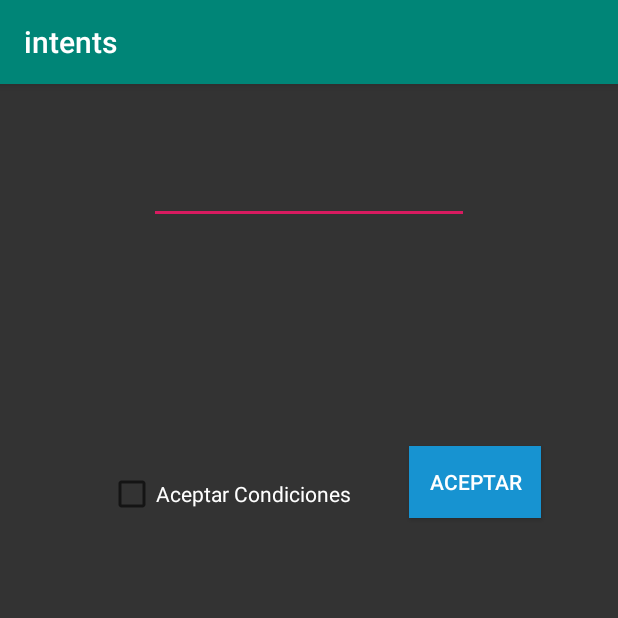
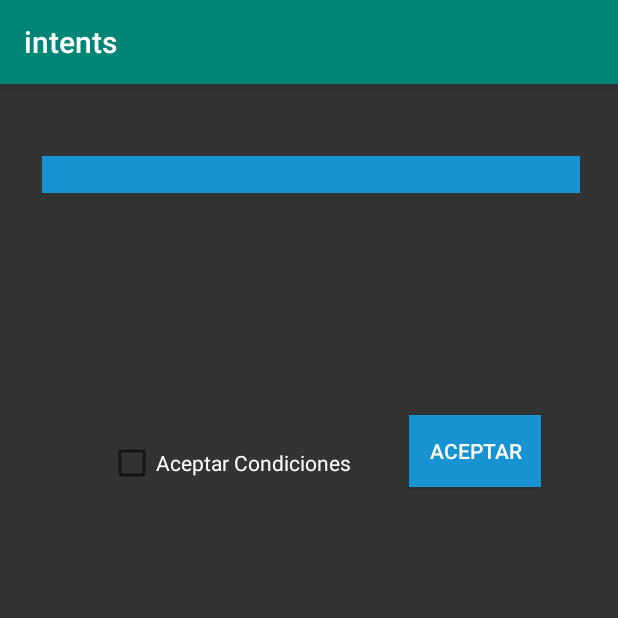
Before and after one commit to conandoel/Intents, an Android app: the CondicionesActivity screen opened directly, with no data from a screen before it, on a phone screen of 412 x 824 dp, the top half of it. Run offline under Robolectric (Android 15) with nearby library versions, the phone set to English and light mode, and no system bars.

Commit message:
Secreo activity de usuario nuevo

```diff
--- a/app/src/main/AndroidManifest.xml
+++ b/app/src/main/AndroidManifest.xml
@@ -9,7 +9,8 @@
         android:roundIcon="@mipmap/ic_launcher_round"
         android:supportsRtl="true"
         android:theme="@style/AppTheme">
-        <activity android:name=".CondicionesActivity"></activity>
+        <activity android:name=".NUsuarioActivity"></activity>
+        <activity android:name=".CondicionesActivity" />
         <activity android:name=".AcercaActivity" />
         <activity android:name=".HomeActivity" />
         <activity android:name=".MainActivity">
--- a/app/src/main/res/layout-v26/activity_condiciones.xml
+++ b/app/src/main/res/layout-v26/activity_condiciones.xml
@@ -9,19 +9,20 @@
 
     <EditText
         android:id="@+id/editText"
-        android:layout_width="wrap_content"
+        android:layout_width="0dp"
         android:layout_height="wrap_content"
         android:layout_marginStart="8dp"
         android:layout_marginTop="48dp"
         android:layout_marginEnd="8dp"
         android:autofillHints=""
+        android:background="@color/colorPrincipal"
         android:ems="10"
         android:gravity="start|top"
         android:inputType="textMultiLine"
-        app:layout_constraintEnd_toEndOf="parent"
-        app:layout_constraintStart_toStartOf="parent"
+        app:layout_constraintEnd_toStartOf="@+id/guideline2"
+        app:layout_constraintStart_toStartOf="@+id/guideline"
         app:layout_constraintTop_toTopOf="parent"
-        tools:text="Terminos y condiciones" />
+        tools:text="Lorem Ipsum is simply dummy text of the printing and typesetting industry. Lorem Ipsum has been the industry's standard dummy text ever since the 1500s, when an unknown printer took a galley of type and scrambled it to make a type specimen book. It has survived not only five centuries, but also the leap into electronic typesetting, remaining essentially unchanged. It was popularised in the 1960s with the release of Letraset sheets containing Lorem Ipsum passages, and more recently with desktop publishing software like Aldus PageMaker including versions of Lorem Ipsum" />
 
     <CheckBox
         android:id="@+id/checkBox"
@@ -48,4 +49,18 @@
         app:layout_constraintHorizontal_bias="0.254"
         app:layout_constraintStart_toEndOf="@+id/checkBox"
         app:layout_constraintTop_toBottomOf="@+id/editText" />
+
+    <android.support.constraint.Guideline
+        android:id="@+id/guideline"
+        android:layout_width="wrap_content"
+        android:layout_height="wrap_content"
+        android:orientation="vertical"
+        app:layout_constraintGuide_begin="20dp" />
+
+    <android.support.constraint.Guideline
+        android:id="@+id/guideline2"
+        android:layout_width="wrap_content"
+        android:layout_height="wrap_content"
+        android:orientation="vertical"
+        app:layout_constraintGuide_begin="395dp" />
 </android.support.constraint.ConstraintLayout>
--- a/app/src/main/res/values/strings.xml
+++ b/app/src/main/res/values/strings.xml
@@ -16,5 +16,7 @@
     <string name="nuevo_usuario">Nuevo Usuario</string>
     <string name="aceptar">Aceptar</string>
     <string name="aceptar_condiciones">Aceptar Condiciones</string>
+    <string name="contrase_a">Contraseña</string>
+    <string name="agregar">Agregar</string>
 
 </resources>
```
Also changed, not shown: app/src/main/java/com/example/intents/NUsuarioActivity.java (added, +13 -0 lines), app/src/main/res/layout-v26/activity_nusuario.xml (added, +47 -0 lines), app/src/main/res/layout/activity_nusuario.xml (added, +47 -0 lines).
